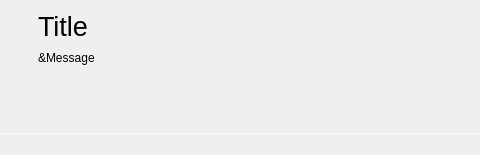
Qt form messagedialog.ui (vicr123/ts-qtplatform) before a commit; both pictures show x 0 to 480 and y 0 to 155 of the 750 by 155 pixel window.
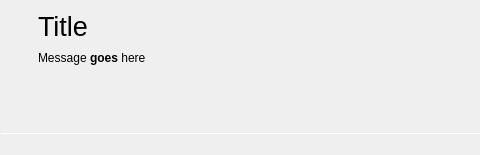
The same form after that commit.

The edit to the form file:
```diff
--- a/messagedialog.ui
+++ b/messagedialog.ui
@@ -99,7 +99,7 @@
           </sizepolicy>
          </property>
          <property name="text">
-          <string notr="true">&amp;Message</string>
+          <string notr="true">&lt;html&gt;&lt;head/&gt;&lt;body&gt;&lt;p&gt;Message &lt;span style=&quot; font-weight:600;&quot;&gt;goes&lt;/span&gt; here&lt;/p&gt;&lt;/body&gt;&lt;/html&gt;</string>
          </property>
          <property name="alignment">
           <set>Qt::AlignLeading|Qt::AlignLeft|Qt::AlignTop</set>
```
